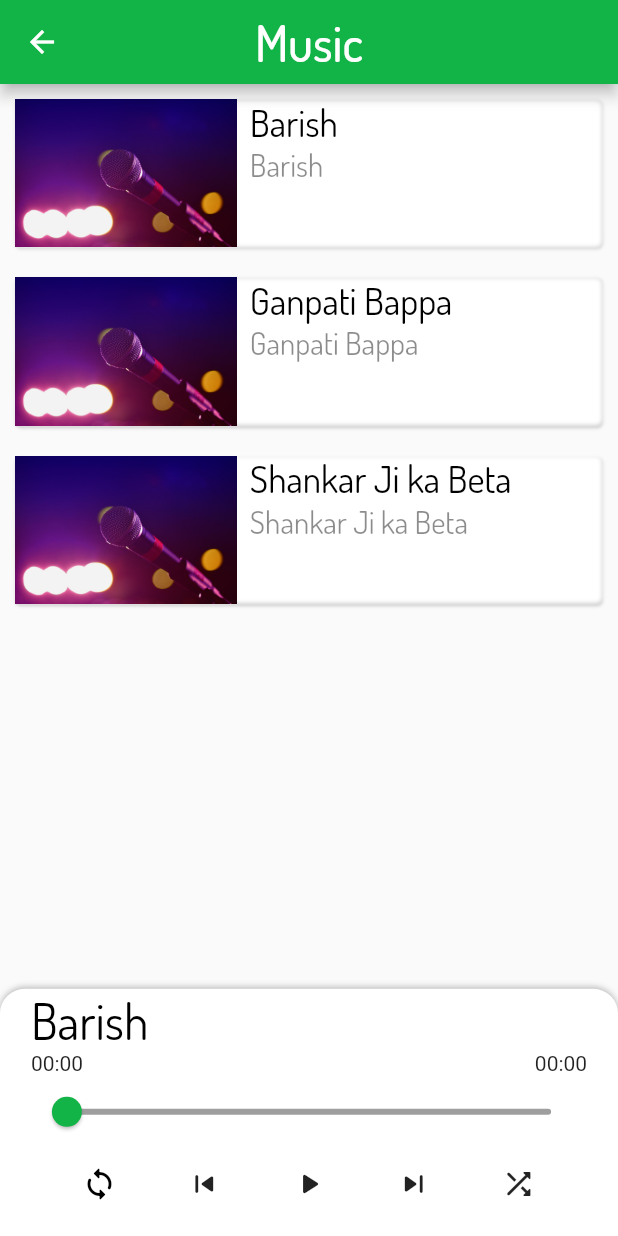
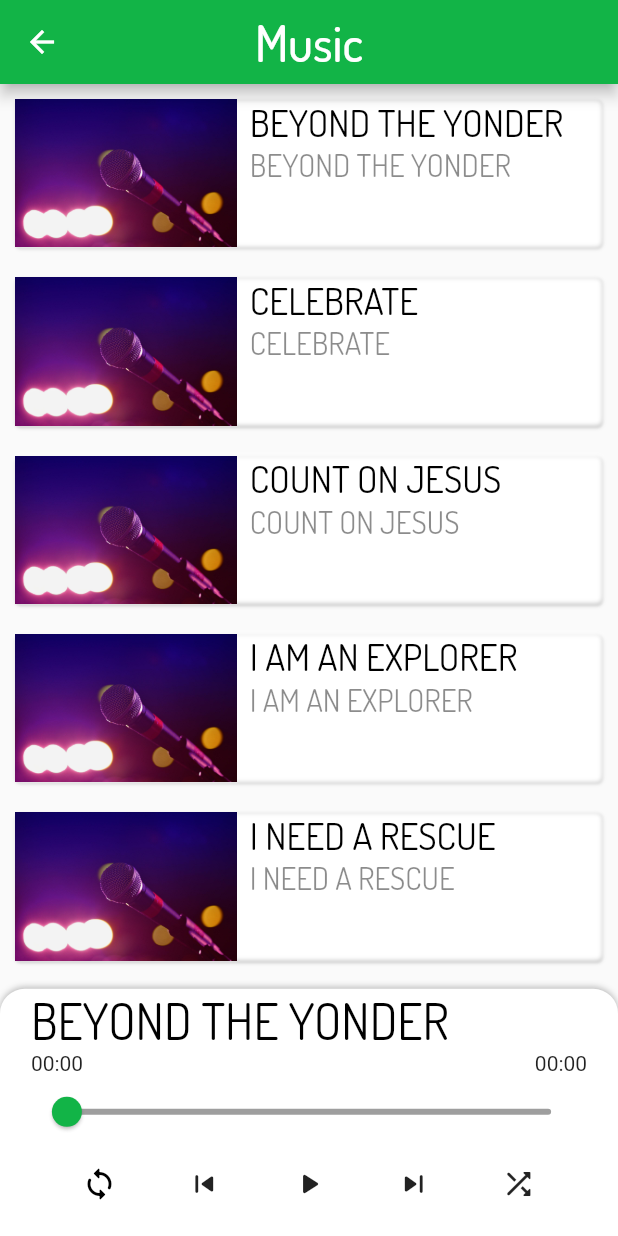
Before and after one commit to JayeshHadke/Kingdoms_Kid, a Flutter app: the MusicPlayer screen opened directly with empty values, on a phone screen of 412 x 824 dp. Run offline on Flutter 3.47's test engine with Material 2 defaults, Android fonts, the phone set to English and light mode, and no system bars; our stand-ins replace audioplayers, fluttertoast, youtube_player_flutter; missing offline and left inert: clipboard, pdf_viewer_plugin.

Commit message:
files uploaded

```diff
--- a/lib/utilities/referenceIndexPage..dart
+++ b/lib/utilities/referenceIndexPage..dart
@@ -573,31 +573,88 @@ Map<String, String> musicPlayerListByLanguage(int index) {
 }
 
 var EnglishMusic = {
-  'Barish':
-      'https://pwdown.com/12055/12%20Baarish%20-%20Atif%20Aslam%20(Half%20Girlfriend)%20190Kbps.mp3',
-  'Ganpati Bappa': 'https://pwdown.com/11245/Sukh%20Karta%20Dukh%20Harta.mp3',
-  'Shankar Ji ka Beta':
-      "https://pwdown.com/11245/Shankar%20Ji%20Ka%20Beta%20Gaadi%20Me%20Baita.mp3",
+  'BEYOND THE YONDER':
+      'https://raw.githubusercontent.com/JayeshHadke/Kingdoms_Kid/master/Content/audio/BEYOND%20THE%20YONDER.mp3',
+  'CELEBRATE':
+      'https://raw.githubusercontent.com/JayeshHadke/Kingdoms_Kid/master/Content/audio/CELEBRATE.mp3',
+  'COUNT ON JESUS':
+      "https://raw.githubusercontent.com/JayeshHadke/Kingdoms_Kid/master/Content/audio/COUNT%20ON%20JESUS.mp3",
+  'I AM AN EXPLORER':
+      'https://raw.githubusercontent.com/JayeshHadke/Kingdoms_Kid/master/Content/audio/I%20AM%20AN%20EXPLORER.mp3',
+  'I NEED A RESCUE':
+      'https://raw.githubusercontent.com/JayeshHadke/Kingdoms_Kid/master/Content/audio/I%20NEED%20A%20RESCUE.mp3',
+  'WAIT ON THE LORD':
+      'https://raw.githubusercontent.com/JayeshHadke/Kingdoms_Kid/master/Content/audio/WAIT%20ON%20THE%20LORD.mp3',
 };
 var TamilMusic = {
-  'Teri Deewani':
-      'https://pwdown.com/12055/12%20Baarish%20-%20Atif%20Aslam%20(Half%20Girlfriend)%20190Kbps.mp3',
+  'BEYOND THE YONDER':
+      'https://raw.githubusercontent.com/JayeshHadke/Kingdoms_Kid/master/Content/audio/BEYOND%20THE%20YONDER.mp3',
+  'CELEBRATE':
+      'https://raw.githubusercontent.com/JayeshHadke/Kingdoms_Kid/master/Content/audio/CELEBRATE.mp3',
+  'COUNT ON JESUS':
+      "https://raw.githubusercontent.com/JayeshHadke/Kingdoms_Kid/master/Content/audio/COUNT%20ON%20JESUS.mp3",
+  'I AM AN EXPLORER':
+      'https://raw.githubusercontent.com/JayeshHadke/Kingdoms_Kid/master/Content/audio/I%20AM%20AN%20EXPLORER.mp3',
+  'I NEED A RESCUE':
+      'https://raw.githubusercontent.com/JayeshHadke/Kingdoms_Kid/master/Content/audio/I%20NEED%20A%20RESCUE.mp3',
+  'WAIT ON THE LORD':
+      'https://raw.githubusercontent.com/JayeshHadke/Kingdoms_Kid/master/Content/audio/WAIT%20ON%20THE%20LORD.mp3',
 };
 var TeluguMusic = {
-  'Teri Deewani':
-      'https://pwdown.com/12055/12%20Baarish%20-%20Atif%20Aslam%20(Half%20Girlfriend)%20190Kbps.mp3',
+  'BEYOND THE YONDER':
+      'https://raw.githubusercontent.com/JayeshHadke/Kingdoms_Kid/master/Content/audio/BEYOND%20THE%20YONDER.mp3',
+  'CELEBRATE':
+      'https://raw.githubusercontent.com/JayeshHadke/Kingdoms_Kid/master/Content/audio/CELEBRATE.mp3',
+  'COUNT ON JESUS':
+      "https://raw.githubusercontent.com/JayeshHadke/Kingdoms_Kid/master/Content/audio/COUNT%20ON%20JESUS.mp3",
+  'I AM AN EXPLORER':
+      'https://raw.githubusercontent.com/JayeshHadke/Kingdoms_Kid/master/Content/audio/I%20AM%20AN%20EXPLORER.mp3',
+  'I NEED A RESCUE':
+      'https://raw.githubusercontent.com/JayeshHadke/Kingdoms_Kid/master/Content/audio/I%20NEED%20A%20RESCUE.mp3',
+  'WAIT ON THE LORD':
+      'https://raw.githubusercontent.com/JayeshHadke/Kingdoms_Kid/master/Content/audio/WAIT%20ON%20THE%20LORD.mp3',
 };
 var HindiMusic = {
-  'Teri Deewani':
-      'https://pwdown.com/12055/12%20Baarish%20-%20Atif%20Aslam%20(Half%20Girlfriend)%20190Kbps.mp3',
+  'BEYOND THE YONDER':
+      'https://raw.githubusercontent.com/JayeshHadke/Kingdoms_Kid/master/Content/audio/BEYOND%20THE%20YONDER.mp3',
+  'CELEBRATE':
+      'https://raw.githubusercontent.com/JayeshHadke/Kingdoms_Kid/master/Content/audio/CELEBRATE.mp3',
+  'COUNT ON JESUS':
+      "https://raw.githubusercontent.com/JayeshHadke/Kingdoms_Kid/master/Content/audio/COUNT%20ON%20JESUS.mp3",
+  'I AM AN EXPLORER':
+      'https://raw.githubusercontent.com/JayeshHadke/Kingdoms_Kid/master/Content/audio/I%20AM%20AN%20EXPLORER.mp3',
+  'I NEED A RESCUE':
+      'https://raw.githubusercontent.com/JayeshHadke/Kingdoms_Kid/master/Content/audio/I%20NEED%20A%20RESCUE.mp3',
+  'WAIT ON THE LORD':
+      'https://raw.githubusercontent.com/JayeshHadke/Kingdoms_Kid/master/Content/audio/WAIT%20ON%20THE%20LORD.mp3',
 };
 var KannadaMusic = {
-  'Teri Deewani':
-      'https://pwdown.com/12055/12%20Baarish%20-%20Atif%20Aslam%20(Half%20Girlfriend)%20190Kbps.mp3',
+  'BEYOND THE YONDER':
+      'https://raw.githubusercontent.com/JayeshHadke/Kingdoms_Kid/master/Content/audio/BEYOND%20THE%20YONDER.mp3',
+  'CELEBRATE':
+      'https://raw.githubusercontent.com/JayeshHadke/Kingdoms_Kid/master/Content/audio/CELEBRATE.mp3',
+  'COUNT ON JESUS':
+      "https://raw.githubusercontent.com/JayeshHadke/Kingdoms_Kid/master/Content/audio/COUNT%20ON%20JESUS.mp3",
+  'I AM AN EXPLORER':
+      'https://raw.githubusercontent.com/JayeshHadke/Kingdoms_Kid/master/Content/audio/I%20AM%20AN%20EXPLORER.mp3',
+  'I NEED A RESCUE':
+      'https://raw.githubusercontent.com/JayeshHadke/Kingdoms_Kid/master/Content/audio/I%20NEED%20A%20RESCUE.mp3',
+  'WAIT ON THE LORD':
+      'https://raw.githubusercontent.com/JayeshHadke/Kingdoms_Kid/master/Content/audio/WAIT%20ON%20THE%20LORD.mp3',
 };
 var MarathiMusic = {
-  'Teri Deewani':
-      'https://pwdown.com/12055/12%20Baarish%20-%20Atif%20Aslam%20(Half%20Girlfriend)%20190Kbps.mp3',
+  'BEYOND THE YONDER':
+      'https://raw.githubusercontent.com/JayeshHadke/Kingdoms_Kid/master/Content/audio/BEYOND%20THE%20YONDER.mp3',
+  'CELEBRATE':
+      'https://raw.githubusercontent.com/JayeshHadke/Kingdoms_Kid/master/Content/audio/CELEBRATE.mp3',
+  'COUNT ON JESUS':
+      "https://raw.githubusercontent.com/JayeshHadke/Kingdoms_Kid/master/Content/audio/COUNT%20ON%20JESUS.mp3",
+  'I AM AN EXPLORER':
+      'https://raw.githubusercontent.com/JayeshHadke/Kingdoms_Kid/master/Content/audio/I%20AM%20AN%20EXPLORER.mp3',
+  'I NEED A RESCUE':
+      'https://raw.githubusercontent.com/JayeshHadke/Kingdoms_Kid/master/Content/audio/I%20NEED%20A%20RESCUE.mp3',
+  'WAIT ON THE LORD':
+      'https://raw.githubusercontent.com/JayeshHadke/Kingdoms_Kid/master/Content/audio/WAIT%20ON%20THE%20LORD.mp3',
 };
 
 int currentMusic = 0;
```
